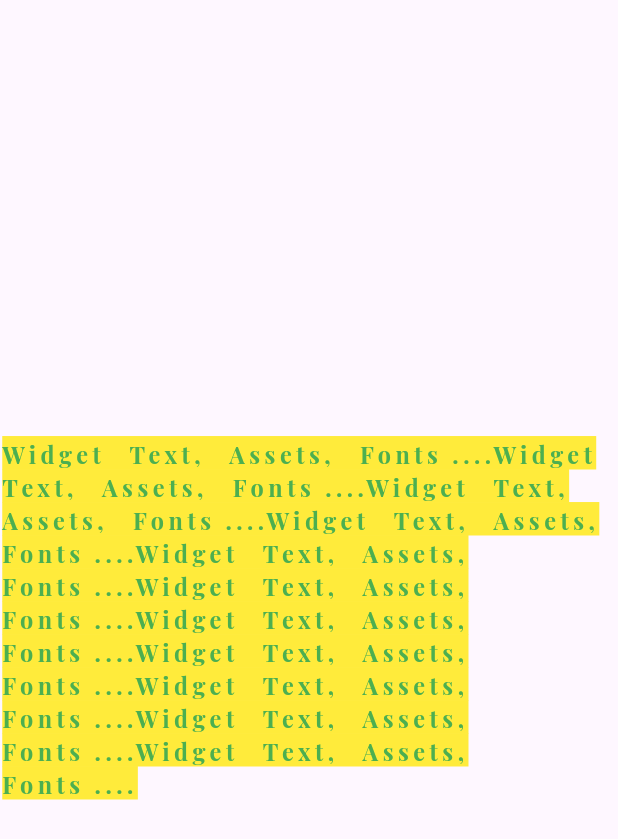
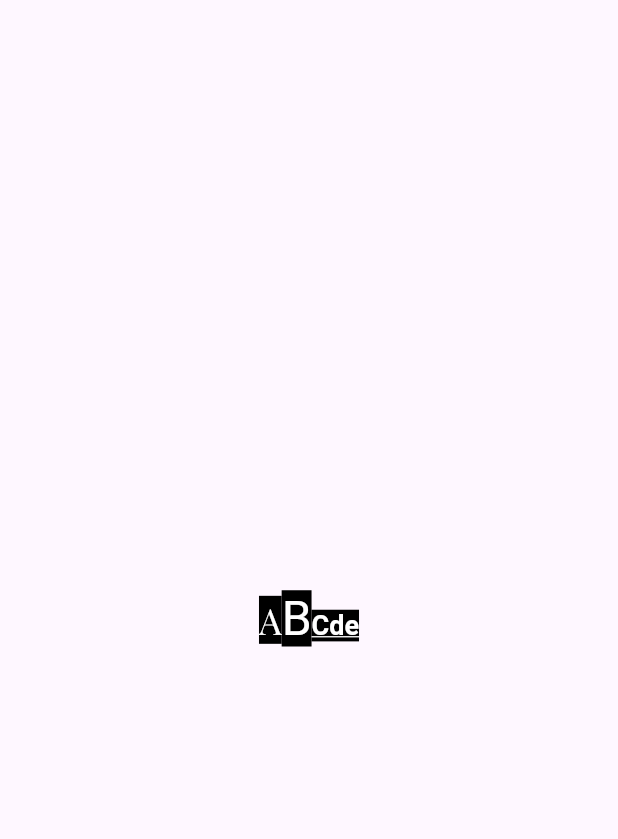
Before and after one commit to decoutkhanqindev/base_flutter, a Flutter app: the screen it shows after launch, on a phone screen of 412 x 824 dp. Shown: the top 839 px of the screen. Run offline on Flutter 3.47's test engine with Material 3 defaults, Android fonts, the phone set to English and light mode, and no system bars; our stand-ins replace google_fonts.

Commit message:
RichText

```diff
--- a/text_assets_fonts/lib/main.dart
+++ b/text_assets_fonts/lib/main.dart
@@ -5,7 +5,7 @@ void main() {
   runApp(
     MaterialApp(
       home: SafeArea(
-        child: Scaffold(body: Center(child: TextDemo())),
+        child: Scaffold(body: Center(child: RichTextDemo())),
       ),
     ),
   );
@@ -47,3 +47,46 @@ class TextDemo extends StatelessWidget {
     );
   }
 }
+
+class RichTextDemo extends StatelessWidget {
+  const RichTextDemo({super.key});
+
+  @override
+  Widget build(BuildContext context) {
+    return RichText(
+      text: TextSpan(
+        children: [
+          TextSpan(
+            text: "A",
+            style: TextStyle(fontSize: 24, backgroundColor: Colors.black),
+          ),
+          TextSpan(
+            text: "B",
+            style: TextStyle(fontSize: 32, backgroundColor: Colors.black),
+          ),
+          TextSpan(
+            text: "C",
+            children: [
+              TextSpan(
+                text: "d",
+                onEnter: (event) {
+                  print("enter");
+                },
+                onExit: (event) {
+                  print("exit");
+                },
+              ),
+              TextSpan(text: "e"),
+            ],
+            style: TextStyle(
+              fontSize: 18,
+              fontWeight: FontWeight.bold,
+              decoration: TextDecoration.underline,
+              backgroundColor: Colors.black,
+            ),
+          ),
+        ],
+      ),
+    );
+  }
+}
```
